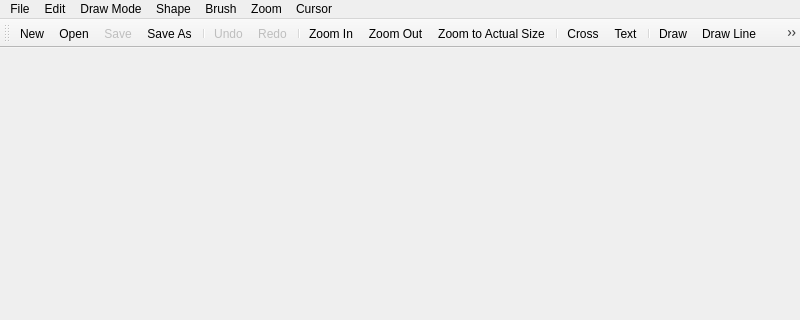
Old version of the form mainwindow.ui in the repository adam-zielonka/paintAZ; both pictures show x 0 to 800 and y 0 to 320 of the 800 by 600 pixel window.
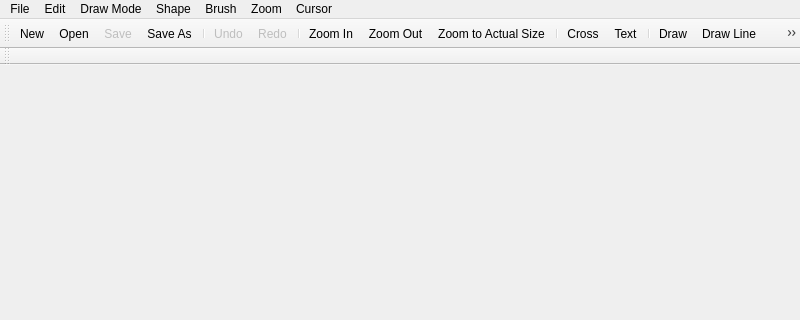
New version of the form. Icons and pictures are not drawn.

```diff
--- a/mainwindow.ui
+++ b/mainwindow.ui
@@ -127,6 +127,17 @@
    <addaction name="actionFull"/>
    <addaction name="separator"/>
   </widget>
+  <widget class="QToolBar" name="toolBarText">
+   <property name="windowTitle">
+    <string>toolBar_2</string>
+   </property>
+   <attribute name="toolBarArea">
+    <enum>TopToolBarArea</enum>
+   </attribute>
+   <attribute name="toolBarBreak">
+    <bool>true</bool>
+   </attribute>
+  </widget>
   <action name="actionDraw">
    <property name="icon">
     <iconset resource="resources.qrc">
```
